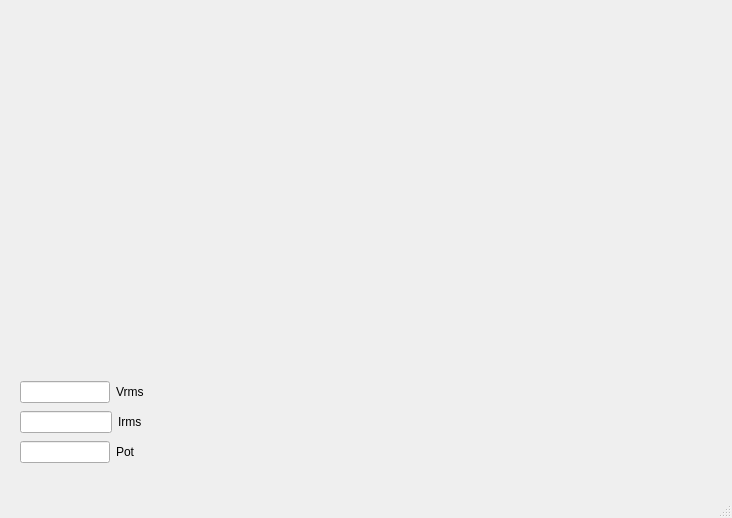
Above: mainwindow.ui from JonathanVK1/RecPar2_Info before the change. Below: the same form after it.
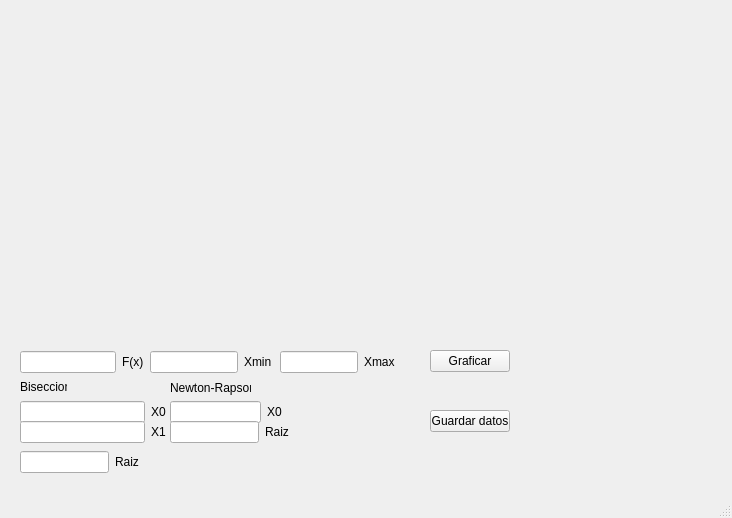
That is the form after the change. Custom widgets are drawn as their Qt base class.

Commit message: Recuperatorio Parcial Informatica 2

What changed in the file:
```diff
--- a/mainwindow.ui
+++ b/mainwindow.ui
@@ -24,11 +24,11 @@
      </rect>
     </property>
    </widget>
-   <widget class="QWidget" name="">
+   <widget class="QWidget" name="layoutWidget">
     <property name="geometry">
      <rect>
       <x>20</x>
-      <y>380</y>
+      <y>350</y>
       <width>124</width>
       <height>24</height>
      </rect>
@@ -40,17 +40,17 @@
      <item>
       <widget class="QLabel" name="label">
        <property name="text">
-        <string>Vrms</string>
+        <string>F(x)</string>
        </property>
       </widget>
      </item>
     </layout>
    </widget>
-   <widget class="QWidget" name="">
+   <widget class="QWidget" name="layoutWidget">
     <property name="geometry">
      <rect>
-      <x>20</x>
-      <y>410</y>
+      <x>150</x>
+      <y>350</y>
       <width>122</width>
       <height>24</height>
      </rect>
@@ -62,17 +62,17 @@
      <item>
       <widget class="QLabel" name="label_2">
        <property name="text">
-        <string>Irms</string>
+        <string>Xmin</string>
        </property>
       </widget>
      </item>
     </layout>
    </widget>
-   <widget class="QWidget" name="">
+   <widget class="QWidget" name="layoutWidget">
     <property name="geometry">
      <rect>
-      <x>20</x>
-      <y>440</y>
+      <x>280</x>
+      <y>350</y>
       <width>115</width>
       <height>24</height>
      </rect>
@@ -84,7 +84,169 @@
      <item>
       <widget class="QLabel" name="label_3">
        <property name="text">
-        <string>Pot</string>
+        <string>Xmax</string>
+       </property>
+      </widget>
+     </item>
+    </layout>
+   </widget>
+   <widget class="QLabel" name="label_4">
+    <property name="geometry">
+     <rect>
+      <x>20</x>
+      <y>380</y>
+      <width>47</width>
+      <height>14</height>
+     </rect>
+    </property>
+    <property name="text">
+     <string>Biseccion</string>
+    </property>
+   </widget>
+   <widget class="QLabel" name="label_5">
+    <property name="geometry">
+     <rect>
+      <x>170</x>
+      <y>380</y>
+      <width>81</width>
+      <height>16</height>
+     </rect>
+    </property>
+    <property name="text">
+     <string>Newton-Rapson</string>
+    </property>
+   </widget>
+   <widget class="QPushButton" name="Savedata">
+    <property name="geometry">
+     <rect>
+      <x>430</x>
+      <y>410</y>
+      <width>80</width>
+      <height>22</height>
+     </rect>
+    </property>
+    <property name="text">
+     <string>Guardar datos</string>
+    </property>
+   </widget>
+   <widget class="QPushButton" name="Graficar">
+    <property name="geometry">
+     <rect>
+      <x>430</x>
+      <y>350</y>
+      <width>80</width>
+      <height>22</height>
+     </rect>
+    </property>
+    <property name="text">
+     <string>Graficar</string>
+    </property>
+   </widget>
+   <widget class="QWidget" name="">
+    <property name="geometry">
+     <rect>
+      <x>170</x>
+      <y>400</y>
+      <width>112</width>
+      <height>24</height>
+     </rect>
+    </property>
+    <layout class="QHBoxLayout" name="horizontalLayout_4">
+     <item>
+      <widget class="QLineEdit" name="Xncero"/>
+     </item>
+     <item>
+      <widget class="QLabel" name="label_6">
+       <property name="text">
+        <string>X0</string>
+       </property>
+      </widget>
+     </item>
+    </layout>
+   </widget>
+   <widget class="QWidget" name="">
+    <property name="geometry">
+     <rect>
+      <x>20</x>
+      <y>400</y>
+      <width>146</width>
+      <height>24</height>
+     </rect>
+    </property>
+    <layout class="QHBoxLayout" name="horizontalLayout_5">
+     <item>
+      <widget class="QLineEdit" name="Xbcero"/>
+     </item>
+     <item>
+      <widget class="QLabel" name="label_7">
+       <property name="text">
+        <string>X0</string>
+       </property>
+      </widget>
+     </item>
+    </layout>
+   </widget>
+   <widget class="QWidget" name="">
+    <property name="geometry">
+     <rect>
+      <x>20</x>
+      <y>420</y>
+      <width>146</width>
+      <height>24</height>
+     </rect>
+    </property>
+    <layout class="QHBoxLayout" name="horizontalLayout_6">
+     <item>
+      <widget class="QLineEdit" name="Xbuno"/>
+     </item>
+     <item>
+      <widget class="QLabel" name="label_8">
+       <property name="text">
+        <string>X1</string>
+       </property>
+      </widget>
+     </item>
+    </layout>
+   </widget>
+   <widget class="QWidget" name="">
+    <property name="geometry">
+     <rect>
+      <x>20</x>
+      <y>450</y>
+      <width>119</width>
+      <height>24</height>
+     </rect>
+    </property>
+    <layout class="QHBoxLayout" name="horizontalLayout_7">
+     <item>
+      <widget class="QLineEdit" name="xmiddle"/>
+     </item>
+     <item>
+      <widget class="QLabel" name="label_9">
+       <property name="text">
+        <string>Raiz</string>
+       </property>
+      </widget>
+     </item>
+    </layout>
+   </widget>
+   <widget class="QWidget" name="">
+    <property name="geometry">
+     <rect>
+      <x>170</x>
+      <y>420</y>
+      <width>119</width>
+      <height>24</height>
+     </rect>
+    </property>
+    <layout class="QHBoxLayout" name="horizontalLayout_8">
+     <item>
+      <widget class="QLineEdit" name="xraiz"/>
+     </item>
+     <item>
+      <widget class="QLabel" name="label_10">
+       <property name="text">
+        <string>Raiz</string>
        </property>
       </widget>
      </item>
```
Left out of the diff: 6 changed lines with no effect on the pictures. The commit also changes 2 other files.
